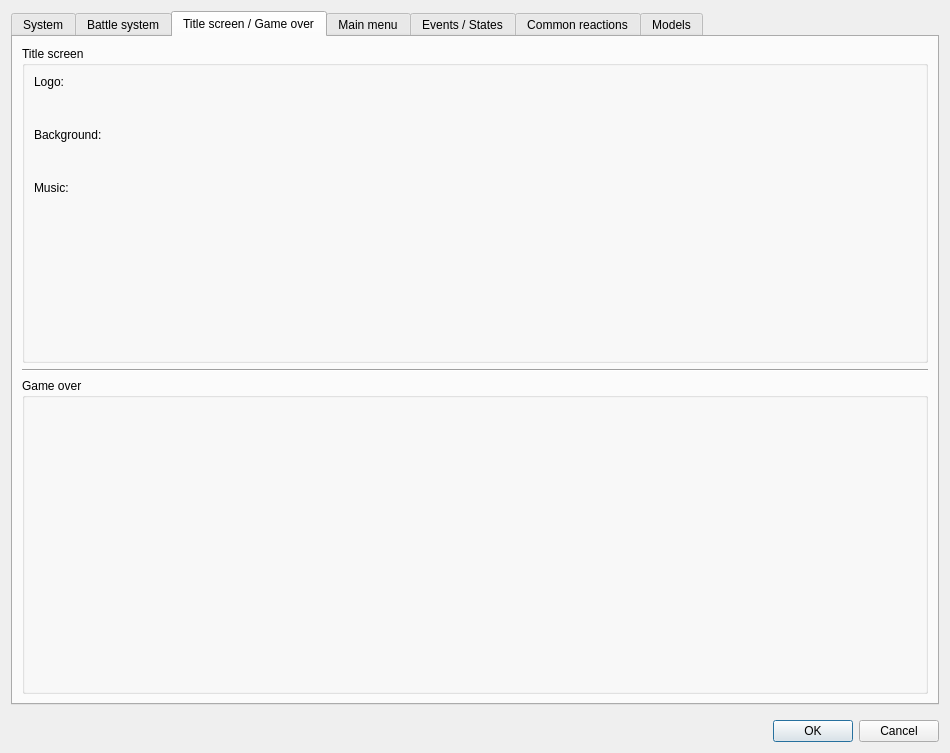
This is Editor/Dialogs/dialogsystems.ui in RPG-Paper-Maker/RPG-Paper-Maker as Qt 5 draws it before an edit. The edited form follows.
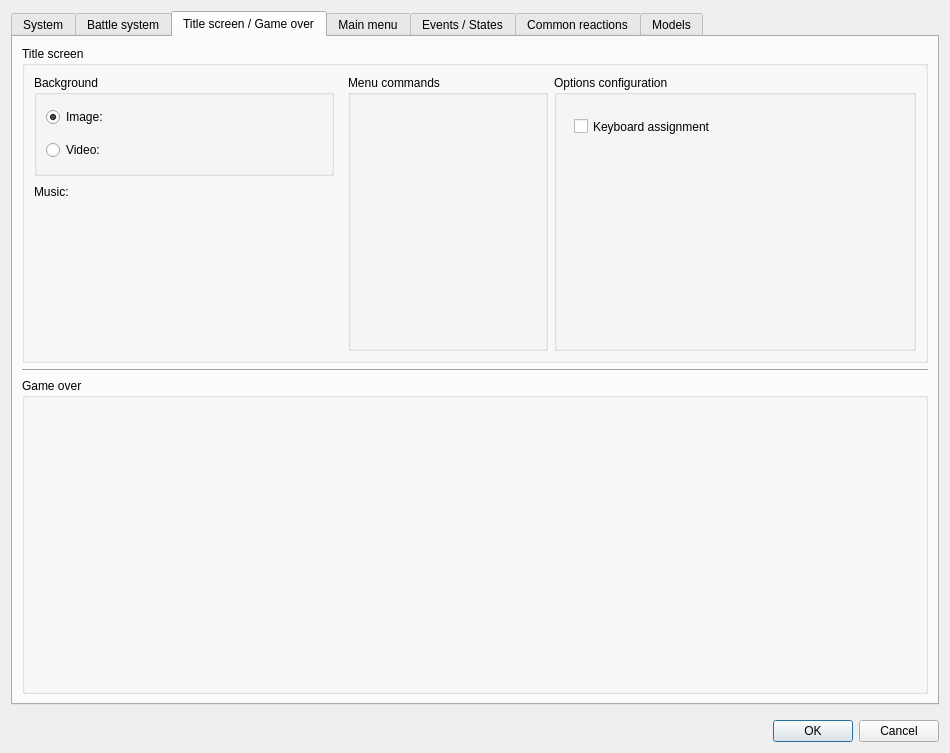
This is the edited form. The open tabs and pages were chosen to show the change. Custom widgets are drawn as their Qt base class.

Commit message: [WIP] Title screen: background image or video

```diff
--- a/Editor/Dialogs/dialogsystems.ui
+++ b/Editor/Dialogs/dialogsystems.ui
@@ -34,7 +34,7 @@
      <item>
       <widget class="QTabWidget" name="tabWidget">
        <property name="currentIndex">
-        <number>0</number>
+        <number>2</number>
        </property>
        <widget class="QWidget" name="tab">
         <attribute name="title">
@@ -1025,42 +1025,42 @@
              <property name="title">
               <string>Title screen</string>
              </property>
-             <layout class="QGridLayout" name="gridLayout_35">
+             <layout class="QGridLayout" name="gridLayout_38">
               <item row="0" column="0">
-               <layout class="QHBoxLayout" name="horizontalLayout_8" stretch="0,1">
+               <layout class="QHBoxLayout" name="horizontalLayout_10" stretch="0,0,1">
                 <item>
-                 <layout class="QVBoxLayout" name="verticalLayout_24" stretch="0,0,0,0,0,0,1">
+                 <layout class="QVBoxLayout" name="verticalLayout_24" stretch="0,0,0,1">
                   <item>
-                   <widget class="QLabel" name="label_17">
-                    <property name="text">
-                     <string>Logo:</string>
-                    </property>
-                   </widget>
-                  </item>
-                  <item>
-                   <widget class="WidgetPicture" name="widgetPictureTitleLogo" native="true">
+                   <widget class="QGroupBox" name="groupBox_28">
                     <property name="minimumSize">
                      <size>
-                      <width>200</width>
-                      <height>27</height>
+                      <width>0</width>
+                      <height>0</height>
                      </size>
                     </property>
                     <property name="maximumSize">
                      <size>
-                      <width>200</width>
-                      <height>27</height>
+                      <width>300</width>
+                      <height>16777215</height>
                      </size>
                     </property>
-                   </widget>
-                  </item>
-                  <item>
-                   <widget class="QLabel" name="label_16">
+                    <property name="title">
+                     <string>Background</string>
+                    </property>
+                    <layout class="QGridLayout" name="gridLayout_37">
+                     <item row="0" column="0">
+                      <layout class="QGridLayout" name="gridLayout_35" rowstretch="0,1">
+                       <item row="0" column="0">
+                        <widget class="QRadioButton" name="radioButtonImage">
                     <property name="text">
-                     <string>Background:</string>
+                          <string>Image:</string>
+                         </property>
+                         <property name="checked">
+                          <bool>true</bool>
                     </property>
                    </widget>
                   </item>
-                  <item>
+                       <item row="0" column="1">
                    <widget class="WidgetPicture" name="widgetPictureTitleBackground" native="true">
                     <property name="minimumSize">
                      <size>
@@ -1076,6 +1076,52 @@
                     </property>
                    </widget>
                   </item>
+                       <item row="0" column="2" rowspan="2">
+                        <spacer name="horizontalSpacer_4">
+                         <property name="orientation">
+                          <enum>Qt::Horizontal</enum>
+                         </property>
+                         <property name="sizeHint" stdset="0">
+                          <size>
+                           <width>78</width>
+                           <height>58</height>
+                          </size>
+                         </property>
+                        </spacer>
+                       </item>
+                       <item row="1" column="0">
+                        <widget class="QRadioButton" name="radioButtonVideo">
+                         <property name="text">
+                          <string>Video:</string>
+                         </property>
+                        </widget>
+                       </item>
+                       <item row="1" column="1">
+                        <widget class="WidgetVideo" name="widgetVideoTitleBackground" native="true">
+                         <property name="enabled">
+                          <bool>false</bool>
+                         </property>
+                         <property name="minimumSize">
+                          <size>
+                           <width>200</width>
+                           <height>27</height>
+                          </size>
+                         </property>
+                         <property name="maximumSize">
+                          <size>
+                           <width>200</width>
+                           <height>27</height>
+                          </size>
+                         </property>
+                        </widget>
+                       </item>
+                      </layout>
+                     </item>
+                    </layout>
+                   </widget>
+                  </item>
+                  <item>
+                   <layout class="QHBoxLayout" name="horizontalLayout_8" stretch="0,1">
                   <item>
                    <widget class="QLabel" name="label_22">
                     <property name="text">
@@ -1084,6 +1130,23 @@
                    </widget>
                   </item>
                   <item>
+                     <spacer name="horizontalSpacer_3">
+                      <property name="orientation">
+                       <enum>Qt::Horizontal</enum>
+                      </property>
+                      <property name="sizeHint" stdset="0">
+                       <size>
+                        <width>268</width>
+                        <height>20</height>
+                       </size>
+                      </property>
+                     </spacer>
+                    </item>
+                   </layout>
+                  </item>
+                  <item>
+                   <layout class="QHBoxLayout" name="horizontalLayout_9" stretch="0,1">
+                    <item>
                    <widget class="WidgetSong" name="widgetChooseMusicTitle" native="true">
                     <property name="minimumSize">
                      <size>
@@ -1100,14 +1163,29 @@
                    </widget>
                   </item>
                   <item>
+                     <spacer name="horizontalSpacer_5">
+                      <property name="orientation">
+                       <enum>Qt::Horizontal</enum>
+                      </property>
+                      <property name="sizeHint" stdset="0">
+                       <size>
+                        <width>108</width>
+                        <height>20</height>
+                       </size>
+                      </property>
+                     </spacer>
+                    </item>
+                   </layout>
+                  </item>
+                  <item>
                    <spacer name="verticalSpacer_3">
                     <property name="orientation">
                      <enum>Qt::Vertical</enum>
                     </property>
                     <property name="sizeHint" stdset="0">
                      <size>
-                      <width>188</width>
-                      <height>40</height>
+                      <width>308</width>
+                      <height>13</height>
                      </size>
                     </property>
                    </spacer>
@@ -1115,17 +1193,55 @@
                  </layout>
                 </item>
                 <item>
-                 <spacer name="horizontalSpacer_3">
-                  <property name="orientation">
-                   <enum>Qt::Horizontal</enum>
+                 <widget class="QGroupBox" name="groupBox_29">
+                  <property name="enabled">
+                   <bool>true</bool>
                   </property>
-                  <property name="sizeHint" stdset="0">
+                  <property name="minimumSize">
                    <size>
-                    <width>278</width>
-                    <height>248</height>
+                    <width>200</width>
+                    <height>0</height>
                    </size>
                   </property>
-                 </spacer>
+                  <property name="maximumSize">
+                   <size>
+                    <width>150</width>
+                    <height>16777215</height>
+                   </size>
+                  </property>
+                  <property name="title">
+                   <string>Menu commands</string>
+                  </property>
+                  <layout class="QGridLayout" name="gridLayout_39">
+                   <item row="0" column="0">
+                    <widget class="PanelSuperList" name="panelSuperListTitleScrenMenuCommands" native="true">
+                     <property name="enabled">
+                      <bool>true</bool>
+                     </property>
+                    </widget>
+                   </item>
+                  </layout>
+                 </widget>
+                </item>
+                <item>
+                 <widget class="QGroupBox" name="groupBox_30">
+                  <property name="title">
+                   <string>Options configuration</string>
+                  </property>
+                  <widget class="QCheckBox" name="checkBox_4">
+                   <property name="geometry">
+                    <rect>
+                     <x>20</x>
+                     <y>40</y>
+                     <width>211</width>
+                     <height>23</height>
+                    </rect>
+                   </property>
+                   <property name="text">
+                    <string>Keyboard assignment</string>
+                   </property>
+                  </widget>
+                 </widget>
                 </item>
                </layout>
               </item>
@@ -1482,6 +1598,17 @@
   </layout>
  </widget>
  <customwidgets>
+  <customwidget>
+   <class>PanelSuperList</class>
+   <extends>QWidget</extends>
+   <header>panelsuperlist.h</header>
+   <container>1</container>
+  </customwidget>
+  <customwidget>
+   <class>WidgetSuperTree</class>
+   <extends>QTreeView</extends>
+   <header>widgetsupertree.h</header>
+  </customwidget>
   <customwidget>
    <class>PanelPrimitiveValue</class>
    <extends>QWidget</extends>
@@ -1506,17 +1633,6 @@
    <header>panelobject.h</header>
    <container>1</container>
   </customwidget>
-  <customwidget>
-   <class>WidgetSuperTree</class>
-   <extends>QTreeView</extends>
-   <header>widgetsupertree.h</header>
-  </customwidget>
-  <customwidget>
-   <class>PanelSuperList</class>
-   <extends>QWidget</extends>
-   <header>panelsuperlist.h</header>
-   <container>1</container>
-  </customwidget>
   <customwidget>
    <class>WidgetPicture</class>
    <extends>QWidget</extends>
@@ -1529,6 +1645,12 @@
    <header>widgettreecommands.h</header>
    <container>1</container>
   </customwidget>
+  <customwidget>
+   <class>WidgetVideo</class>
+   <extends>QWidget</extends>
+   <header>widgetvideo.h</header>
+   <container>1</container>
+  </customwidget>
  </customwidgets>
  <resources/>
  <connections>
```
Lines whose indentation alone changed are shown as unchanged. The commit also changes 16 other files.
